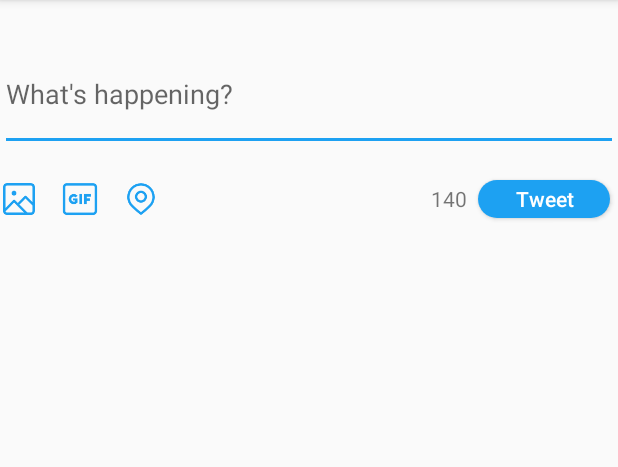
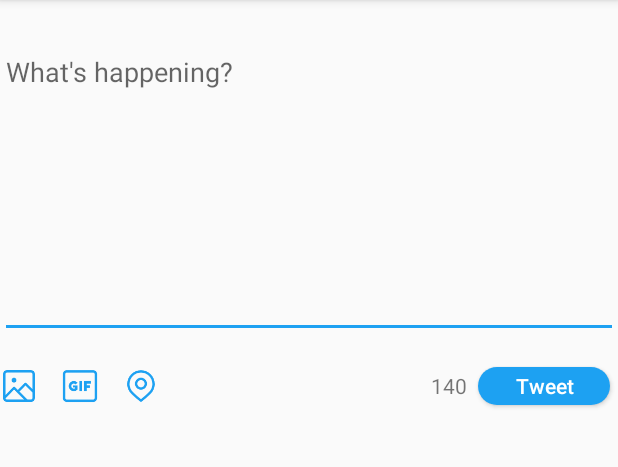
Before and after one commit to maycui/MySimpleTweets, an Android app: the HomeTimelineFragment screen opened directly, with no data from a screen before it, after a tap on "Compose", on a phone screen of 412 x 824 dp, the part 84-551 px from its top. Run offline under Robolectric (Android 15) with nearby library versions, the phone set to English and light mode, and no system bars; libraries missing offline, so code that uses them is left out: com.loopj.android, com.raizlabs.android, cz.msebera.android, jp.wasabeef.glide, org.parceler; pictures from the network do not load; 4 statements that could not run were skipped.

Commit message:
new tweet refreshes timeline now, accent color changed, searchview added

```diff
--- a/app/src/main/java/com/codepath/apps/restclienttemplate/TimelineActivity.java
+++ b/app/src/main/java/com/codepath/apps/restclienttemplate/TimelineActivity.java
@@ -11,13 +11,20 @@ import android.support.v7.app.AppCompatActivity;
 import android.view.Menu;
 import android.view.MenuItem;
 import android.widget.ProgressBar;
+import android.widget.Toast;
 
+import com.codepath.apps.restclienttemplate.fragments.HomeTimelineFragment;
 import com.codepath.apps.restclienttemplate.fragments.TweetsPagerAdapter;
+import com.codepath.apps.restclienttemplate.models.Tweet;
+
+import org.parceler.Parcels;
 
 public class TimelineActivity extends AppCompatActivity {
 
     private final int REQUEST_CODE = 20;
     MenuItem miActionProgressItem;
+    TweetsPagerAdapter adapterViewPager;
+    Tweet updateTweet;
 
 
     @Override
@@ -47,13 +54,6 @@ public class TimelineActivity extends AppCompatActivity {
         return true;
     }
 
-    @Override
-    public boolean onPrepareOptionsMenu(Menu menu) {
-
-        // Return to finish
-        return super.onPrepareOptionsMenu(menu);
-    }
-
     public void showProgressBar() {
         // Show progress item
         miActionProgressItem.setVisible(true);
@@ -64,18 +64,25 @@ public class TimelineActivity extends AppCompatActivity {
         miActionProgressItem.setVisible(false);
     }
 //
-//    @Override
-//    protected void onActivityResult(int requestCode, int resultCode, Intent data) {
-//        // REQUEST_CODE is defined above
-//        if (resultCode == RESULT_OK && requestCode == REQUEST_CODE) {
-//            Tweet newTweet = Parcels.unwrap(data.getParcelableExtra("newTweet"));
-////            tweets.add(0, newTweet);
-////            tweetAdapter.notifyItemInserted(0);
-////            rvTweets.scrollToPosition(0);
-//            // Toast the name to display temporarily on screen
-//            Toast.makeText(this, newTweet.body, Toast.LENGTH_LONG).show();
-//        }
-//    }
+    @Override
+    protected void onActivityResult(int requestCode, int resultCode, Intent data) {
+        // REQUEST_CODE is defined above
+        if (resultCode == RESULT_OK && requestCode == REQUEST_CODE) {
+            Tweet newTweet = Parcels.unwrap(data.getParcelableExtra("newTweet"));
+            HomeTimelineFragment fragmentHomeTweets =
+                    (HomeTimelineFragment) adapterViewPager.getRegisteredFragment(0);
+            fragmentHomeTweets.appendTweet(newTweet);
+            // Toast the name to display temporarily on screen
+            Toast.makeText(this, newTweet.body, Toast.LENGTH_LONG).show();
+        }
+    }
+
+
+    public void newContentUpdate(Tweet t) {
+        HomeTimelineFragment fragmentHomeTweets =
+                (HomeTimelineFragment) adapterViewPager.getRegisteredFragment(0);
+        fragmentHomeTweets.appendTweet(t);
+    }
 
 
     @Override
@@ -84,10 +91,18 @@ public class TimelineActivity extends AppCompatActivity {
         setContentView(R.layout.activity_timeline);
         ViewPager vpPager = (ViewPager) findViewById(R.id.viewpager);
         //set the adapter for the pager
-        vpPager.setAdapter(new TweetsPagerAdapter(getSupportFragmentManager(), this));
+        //vpPager.setAdapter(new TweetsPagerAdapter(getSupportFragmentManager(), this));
+        adapterViewPager = new TweetsPagerAdapter(getSupportFragmentManager(), this);
+        vpPager.setAdapter(adapterViewPager);
+
         //setup the TabLayout
         TabLayout tabLayout = (TabLayout) findViewById(R.id.sliding_tabs);
         tabLayout.setupWithViewPager(vpPager);
+
+        updateTweet =  Parcels.unwrap(getIntent().getParcelableExtra(Tweet.class.getSimpleName()));
+        if (updateTweet != null) {
+            newContentUpdate(updateTweet);
+        }
     }
 
 //    @Override
--- /dev/null
+++ b/app/src/main/java/com/codepath/apps/restclienttemplate/fragments/SmartFragmentStatePagerAdapter.java
@@ -0,0 +1,45 @@
+package com.codepath.apps.restclienttemplate.fragments;
+
+import android.support.v4.app.Fragment;
+import android.support.v4.app.FragmentManager;
+import android.support.v4.app.FragmentStatePagerAdapter;
+import android.util.SparseArray;
+import android.view.ViewGroup;
+
+/**
+ * Created by mayc on 7/6/17.
+ */
+
+/*
+   Extension of FragmentStatePagerAdapter which intelligently caches
+   all active fragments and manages the fragment lifecycles.
+   Usage involves extending from SmartFragmentStatePagerAdapter as you would any other PagerAdapter.
+*/
+public abstract class SmartFragmentStatePagerAdapter extends FragmentStatePagerAdapter {
+    // Sparse array to keep track of registered fragments in memory
+    private SparseArray<Fragment> registeredFragments = new SparseArray<Fragment>();
+
+    public SmartFragmentStatePagerAdapter(FragmentManager fragmentManager) {
+        super(fragmentManager);
+    }
+
+    // Register the fragment when the item is instantiated
+    @Override
+    public Object instantiateItem(ViewGroup container, int position) {
+        Fragment fragment = (Fragment) super.instantiateItem(container, position);
+        registeredFragments.put(position, fragment);
+        return fragment;
+    }
+
+    // Unregister when the item is inactive
+    @Override
+    public void destroyItem(ViewGroup container, int position, Object object) {
+        registeredFragments.remove(position);
+        super.destroyItem(container, position, object);
+    }
+
+    // Returns the fragment for the position (if instantiated)
+    public Fragment getRegisteredFragment(int position) {
+        return registeredFragments.get(position);
+    }
+}
--- a/app/src/main/java/com/codepath/apps/restclienttemplate/fragments/TweetsListFragment.java
+++ b/app/src/main/java/com/codepath/apps/restclienttemplate/fragments/TweetsListFragment.java
@@ -32,8 +32,6 @@ public class TweetsListFragment extends Fragment {
     private SwipeRefreshLayout swipeContainer;
 
 
-    //inflation happens inside onCreateView
-
     @Nullable
     @Override
     public View onCreateView(LayoutInflater inflater, @Nullable ViewGroup container, @Nullable Bundle savedInstanceState) {
@@ -52,7 +50,6 @@ public class TweetsListFragment extends Fragment {
             }
         });
         swipeContainer.setColorSchemeResources(android.R.color.holo_blue_bright);
-
         return v;
     }
 
--- a/app/src/main/java/com/codepath/apps/restclienttemplate/fragments/TweetsPagerAdapter.java
+++ b/app/src/main/java/com/codepath/apps/restclienttemplate/fragments/TweetsPagerAdapter.java
@@ -3,13 +3,12 @@ package com.codepath.apps.restclienttemplate.fragments;
 import android.content.Context;
 import android.support.v4.app.Fragment;
 import android.support.v4.app.FragmentManager;
-import android.support.v4.app.FragmentPagerAdapter;
 
 /**
  * Created by mayc on 7/3/17.
  */
 
-public class TweetsPagerAdapter extends FragmentPagerAdapter {
+public class TweetsPagerAdapter extends SmartFragmentStatePagerAdapter {
 
     private String tabTitles[] = new String[] {"Home", "Mentions"};
     private Context context;
@@ -33,7 +32,6 @@ public class TweetsPagerAdapter extends FragmentPagerAdapter {
         }
     }
 
-
     public CharSequence getPageTitle(int position) {
         return tabTitles[position];
     }
--- a/app/src/main/java/com/codepath/apps/restclienttemplate/models/Tweet.java
+++ b/app/src/main/java/com/codepath/apps/restclienttemplate/models/Tweet.java
@@ -21,6 +21,7 @@ public class Tweet implements Parcelable {
     public Integer retweetCount;
     public Integer favoritesCount;
     public String retweeted;
+
     //public Integer replyCount;
 
 
@@ -82,7 +83,6 @@ public class Tweet implements Parcelable {
         tweet.user = User.fromJSON(jsonObject.getJSONObject("user"));
         tweet.favoritesCount = jsonObject.getInt("favorite_count");
         tweet.retweetCount = jsonObject.getInt("retweet_count");
-        tweet.retweeted = jsonObject.getString("retweeted");
 
         if (jsonObject.has("entities") && jsonObject.getJSONObject("entities").has("media")) {
             String url = jsonObject.getJSONObject("entities").getJSONArray("media").getJSONObject(0).getString("media_url");
--- /dev/null
+++ b/app/src/main/res/drawable/ic_vector_search.xml
@@ -0,0 +1,7 @@
+<?xml version="1.0" encoding="utf-8"?>
+<vector android:height="24.0dip" android:width="24.0dip" android:viewportWidth="24.0" android:viewportHeight="24.0"
+  xmlns:android="http://schemas.android.com/apk/res/android">
+    <path
+        android:fillColor="@color/white"
+        android:pathData="M22.06,19.94l-3.73,-3.73C19.38,14.737 20,12.942 20,11c0,-4.97 -4.03,-9 -9,-9s-9,4.03 -9,9 4.03,9 9,9c1.943,0 3.738,-0.622 5.21,-1.67l3.73,3.73c0.292,0.294 0.676,0.44 1.06,0.44s0.768,-0.146 1.06,-0.44c0.586,-0.585 0.586,-1.535 0,-2.12zM11,17c-3.308,0 -6,-2.692 -6,-6s2.692,-6 6,-6 6,2.692 6,6 -2.692,6 -6,6z" />
+</vector>
--- a/app/src/main/res/layout/activity_compose.xml
+++ b/app/src/main/res/layout/activity_compose.xml
@@ -10,11 +10,12 @@
     <EditText
         android:id="@+id/editText"
         android:layout_width="match_parent"
-        android:layout_height="75dp"
+        android:layout_height="200dp"
         android:layout_alignParentStart="true"
         android:layout_alignParentTop="true"
         android:layout_marginTop="25dp"
         android:hint="What's happening?"
+        android:gravity="left|top"
         android:maxLength="140"
         android:selectAllOnFocus="false"></EditText>
 
--- a/app/src/main/res/menu/login.xml
+++ b/app/src/main/res/menu/login.xml
@@ -23,5 +23,13 @@
             android:indeterminate="true"
             app:actionLayout="@layout/action_view_progress" />
 
+    <item android:id="@+id/action_search"
+        android:orderInCategory="5"
+        android:title="Search"
+        android:icon="@drawable/ic_vector_search"
+        app:showAsAction="always|collapseActionView"
+        app:actionViewClass="android.support.v7.widget.SearchView" />
+
+
 
 </menu>
--- /dev/null
+++ b/app/src/main/res/values/secrets.xml
@@ -0,0 +1,5 @@
+<?xml version="1.0" encoding="utf-8"?>
+<resources>
+    <string name="api_key">irTSwoDbPp6Ke5R8CdLdtx8uy</string>
+    <string name="api_secret">vk12aZ75TcyqjTOTGqVJq3dYoKYlI2yNq47C6u2USxV7Jx0VE4</string>
+</resources>
```
Also changed, not shown: app/src/main/java/com/codepath/apps/restclienttemplate/ComposeActivity.java (+8 -2 lines), app/src/main/java/com/codepath/apps/restclienttemplate/TweetAdapter.java (+4 -5 lines), app/src/main/java/com/codepath/apps/restclienttemplate/TwitterClient.java (+12 -0 lines), app/src/main/java/com/codepath/apps/restclienttemplate/fragments/HomeTimelineFragment.java (+7 -0 lines), app/src/main/java/com/codepath/apps/restclienttemplate/fragments/SearchTweetsFragment.java (added, +25 -0 lines).
